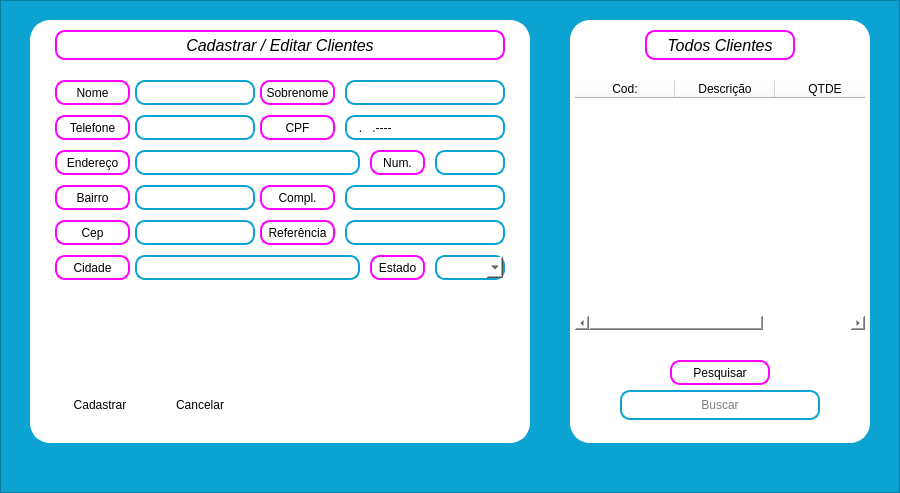
Above: Views/clientes.ui from joaovilker/PDV before the change. Below: the same form after it.
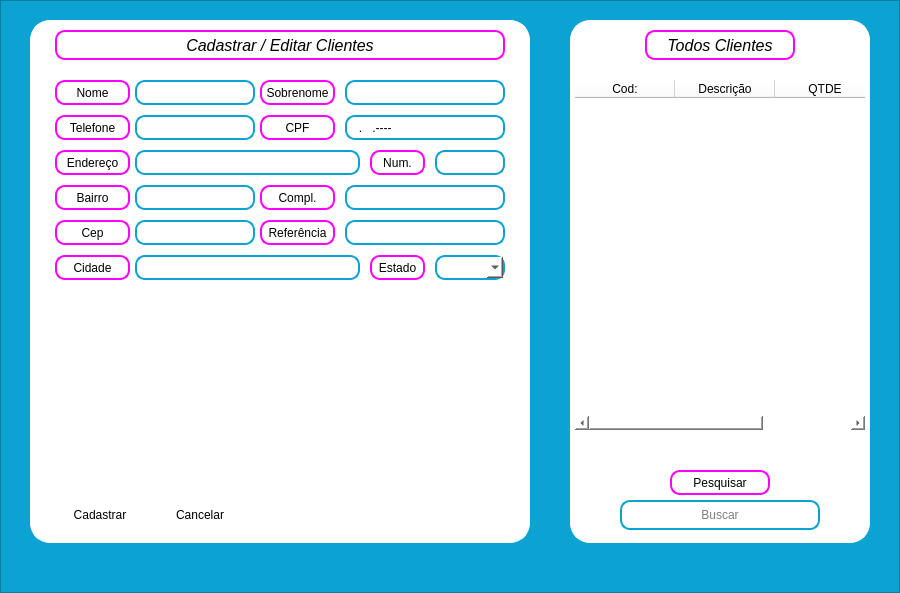
That is the form after the change. Icons and pictures are not drawn.

```diff
--- a/Views/clientes.ui
+++ b/Views/clientes.ui
@@ -7,7 +7,7 @@
     <x>0</x>
     <y>0</y>
     <width>900</width>
-    <height>493</height>
+    <height>593</height>
    </rect>
   </property>
   <property name="font">
@@ -33,7 +33,7 @@
      <x>0</x>
      <y>0</y>
      <width>900</width>
-     <height>493</height>
+     <height>593</height>
     </rect>
    </property>
    <property name="styleSheet">
@@ -51,7 +51,7 @@
       <x>30</x>
       <y>20</y>
       <width>500</width>
-      <height>423</height>
+      <height>523</height>
      </rect>
     </property>
     <property name="styleSheet">
@@ -734,7 +734,7 @@
      <property name="geometry">
       <rect>
        <x>25</x>
-       <y>370</y>
+       <y>480</y>
        <width>90</width>
        <height>30</height>
       </rect>
@@ -752,7 +752,7 @@
      <property name="geometry">
       <rect>
        <x>125</x>
-       <y>370</y>
+       <y>480</y>
        <width>90</width>
        <height>30</height>
       </rect>
@@ -773,7 +773,7 @@
       <x>570</x>
       <y>20</y>
       <width>300</width>
-      <height>423</height>
+      <height>523</height>
      </rect>
     </property>
     <property name="styleSheet">
@@ -824,7 +824,7 @@
      <property name="geometry">
       <rect>
        <x>50</x>
-       <y>370</y>
+       <y>480</y>
        <width>200</width>
        <height>30</height>
       </rect>
@@ -847,7 +847,7 @@
      <property name="geometry">
       <rect>
        <x>100</x>
-       <y>340</y>
+       <y>450</y>
        <width>100</width>
        <height>25</height>
       </rect>
@@ -881,7 +881,7 @@
        <x>5</x>
        <y>60</y>
        <width>290</width>
-       <height>250</height>
+       <height>350</height>
       </rect>
      </property>
      <property name="styleSheet">
```
